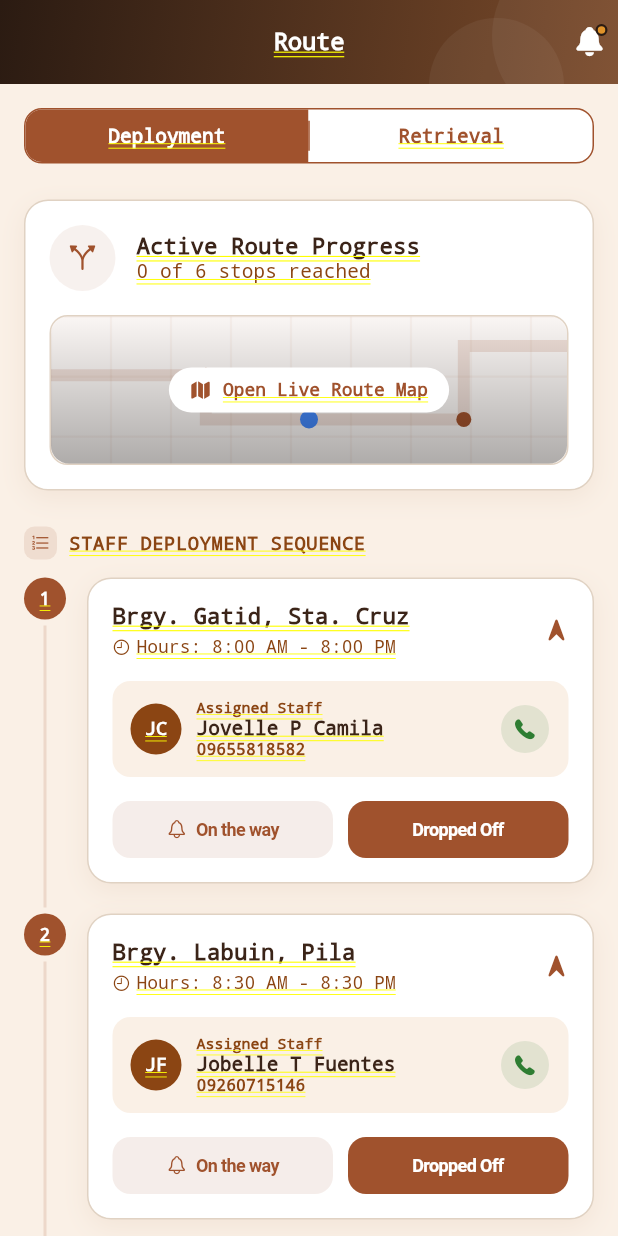
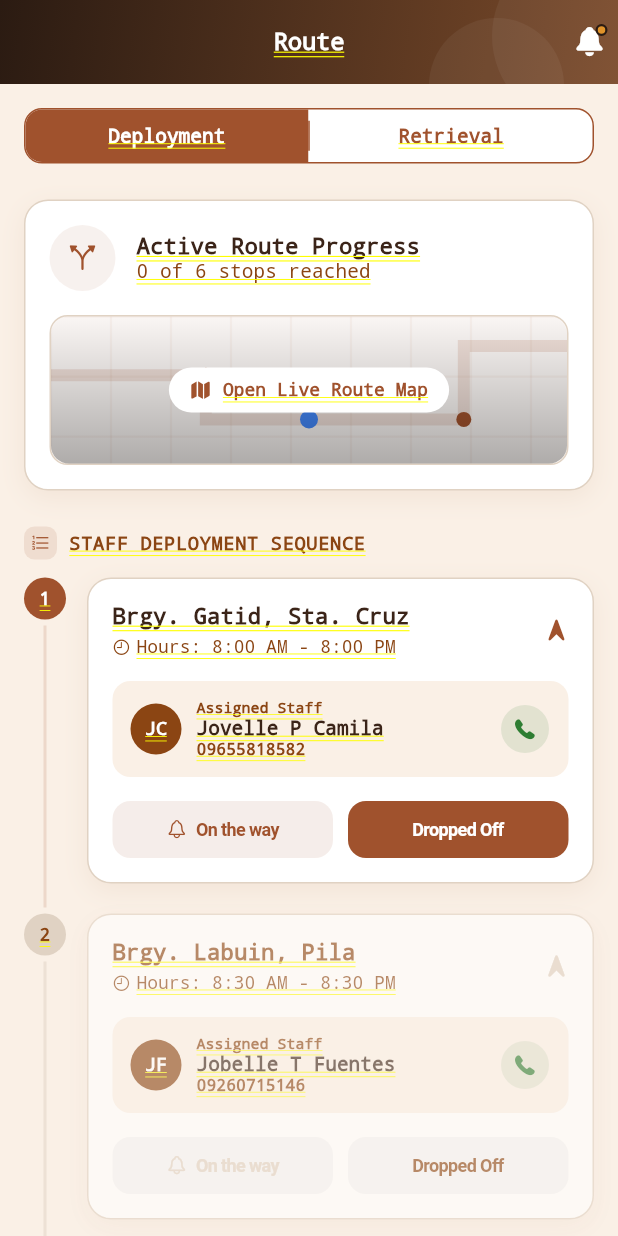
Before and after one commit to rabelasjohnlhoyd-del/BrahmsNexus, a Flutter app: the RouteScreen screen opened directly, on a phone screen of 412 x 824 dp. Run offline on Flutter 3.47's test engine with Material 3 defaults, Android fonts, the phone set to English and light mode, and no system bars; our stand-ins replace cloud_firestore, firebase_auth, firebase_core, image_picker, share_plus, supabase_flutter; accounts and stored records are empty; network calls fail.

Commit message:
home driver, route sequence

```diff
--- a/lib/pages/driver_app/route_screen.dart
+++ b/lib/pages/driver_app/route_screen.dart
@@ -578,6 +578,15 @@ class _RouteScreenState extends State<RouteScreen> {
                     final staffName = staff?.fullName ?? 'Unassigned';
                     final hours = _branchHours[branch.id] ?? '8:00 AM - 8:00 PM';
 
+                    // Sequence Enforcement: A stop is active ONLY if all preceding stops are completed.
+                    bool isLocked = false;
+                    for (int i = 0; i < index; i++) {
+                      if (!_currentCompletedSet.contains(branches[i].id)) {
+                        isLocked = true;
+                        break;
+                      }
+                    }
+
                     return IntrinsicHeight(
                       child: Row(
                         crossAxisAlignment: CrossAxisAlignment.start,
@@ -589,15 +598,17 @@ class _RouteScreenState extends State<RouteScreen> {
                                 height: 28,
                                 alignment: Alignment.center,
                                 decoration: BoxDecoration(
-                                  color: completed ? AppColors.success : AppColors.accent,
+                                  color: completed
+                                      ? AppColors.success
+                                      : (isLocked ? AppColors.border : AppColors.accent),
                                   shape: BoxShape.circle,
                                 ),
                                 child: completed
                                     ? const Icon(CupertinoIcons.check_mark, color: CupertinoColors.white, size: 14)
                                     : Text(
                                         '${index + 1}',
-                                        style: const TextStyle(
-                                          color: CupertinoColors.white,
+                                        style: TextStyle(
+                                          color: isLocked ? AppColors.textSecondary : CupertinoColors.white,
                                           fontSize: 12,
                                           fontWeight: FontWeight.bold,
                                         ),
@@ -610,7 +621,9 @@ class _RouteScreenState extends State<RouteScreen> {
                                     margin: const EdgeInsets.symmetric(vertical: 4),
                                     color: completed
                                         ? AppColors.success.withValues(alpha: 0.3)
-                                        : AppColors.accent.withValues(alpha: 0.15),
+                                        : (isLocked
+                                            ? AppColors.border.withValues(alpha: 0.5)
+                                            : AppColors.accent.withValues(alpha: 0.15)),
                                   ),
                                 ),
                             ],
@@ -620,9 +633,11 @@ class _RouteScreenState extends State<RouteScreen> {
                           Expanded(
                             child: Padding(
                               padding: const EdgeInsets.only(bottom: 20),
+                              child: Opacity(
+                                opacity: isLocked ? 0.6 : 1.0,
                                 child: DriverCard(
                                   padding: const EdgeInsets.all(16),
-                                highlighted: !completed && notified,
+                                  highlighted: !completed && notified && !isLocked,
                                   borderColor: completed ? AppColors.success.withValues(alpha: 0.2) : null,
                                   child: Column(
                                     crossAxisAlignment: CrossAxisAlignment.start,
@@ -636,10 +651,10 @@ class _RouteScreenState extends State<RouteScreen> {
                                               children: [
                                                 Text(
                                                   branch.fullName,
-                                                style: const TextStyle(
+                                                  style: TextStyle(
                                                     fontSize: 15,
                                                     fontWeight: FontWeight.w700,
-                                                  color: AppColors.textPrimary,
+                                                    color: isLocked ? AppColors.textSecondary : AppColors.textPrimary,
                                                   ),
                                                 ),
                                                 const SizedBox(height: 4),
@@ -677,8 +692,8 @@ class _RouteScreenState extends State<RouteScreen> {
                                               ),
                                             )
                                           else
-                                          const Icon(CupertinoIcons.location_north_fill,
-                                                     size: 16, color: AppColors.accent),
+                                            Icon(CupertinoIcons.location_north_fill,
+                                                 size: 16, color: isLocked ? AppColors.border : AppColors.accent),
                                         ],
                                       ),
 
@@ -793,16 +808,16 @@ class _RouteScreenState extends State<RouteScreen> {
                                               minimumSize: const Size(0, 38),
                                               color: notified
                                                 ? AppColors.background
-                                                : AppColors.accent.withValues(alpha: 0.1),
+                                                : (isLocked ? AppColors.border.withValues(alpha: 0.1) : AppColors.accent.withValues(alpha: 0.1)),
                                               borderRadius: BorderRadius.circular(12),
-                                              onPressed: () => _confirmNotifyStaff(branch, staff),
+                                              onPressed: isLocked ? null : () => _confirmNotifyStaff(branch, staff),
                                               child: Row(
                                                 mainAxisAlignment: MainAxisAlignment.center,
                                                 children: [
                                                   Icon(
                                                     notified ? CupertinoIcons.bell_fill : CupertinoIcons.bell,
                                                     size: 14,
-                                                    color: notified ? AppColors.textSecondary : AppColors.accent,
+                                                    color: isLocked ? AppColors.border : (notified ? AppColors.textSecondary : AppColors.accent),
                                                   ),
                                                   const SizedBox(width: 6),
                                                   Text(
@@ -810,7 +825,7 @@ class _RouteScreenState extends State<RouteScreen> {
                                                     style: TextStyle(
                                                       fontSize: 12,
                                                       fontWeight: FontWeight.w700,
-                                                      color: notified ? AppColors.textSecondary : AppColors.accent,
+                                                      color: isLocked ? AppColors.border : (notified ? AppColors.textSecondary : AppColors.accent),
                                                     ),
                                                   ),
                                                 ],
@@ -822,15 +837,15 @@ class _RouteScreenState extends State<RouteScreen> {
                                             child: CupertinoButton(
                                               padding: EdgeInsets.zero,
                                               minimumSize: const Size(0, 38),
-                                              color: AppColors.accent,
+                                              color: isLocked ? AppColors.border : AppColors.accent,
                                               borderRadius: BorderRadius.circular(12),
-                                              onPressed: () => _confirmMarkCompleted(branch, staff),
+                                              onPressed: isLocked ? null : () => _confirmMarkCompleted(branch, staff),
                                               child: Text(
                                                 _activeMode == RouteMode.deployment ? 'Dropped Off' : 'Picked Up',
-                                                style: const TextStyle(
+                                                style: TextStyle(
                                                   fontSize: 12,
                                                   fontWeight: FontWeight.w700,
-                                                  color: CupertinoColors.white,
+                                                  color: isLocked ? AppColors.textSecondary : CupertinoColors.white,
                                                 ),
                                               ),
                                             ),
@@ -839,6 +854,7 @@ class _RouteScreenState extends State<RouteScreen> {
                                       ),
                                     ],
                                   ],
+                                ),
                               ),
                             ),
                           ),
--- a/lib/widgets/driver_stat_tile.dart
+++ b/lib/widgets/driver_stat_tile.dart
@@ -99,8 +99,10 @@ class DriverDisplayTile extends StatelessWidget {
             ),
             child: Text(
               value,
+              maxLines: 1,
+              overflow: TextOverflow.ellipsis,
               style: TextStyle(
-                fontSize: 26,
+                fontSize: value.length > 5 ? 16 : 26,
                 fontWeight: FontWeight.w800,
                 color: dark ? CupertinoColors.white : AppColors.accentDark,
               ),
```
Also changed, not shown: lib/pages/driver_app/homepage_screen.dart (+80 -12 lines), lib/pages/driver_app/profile_screen.dart (+15 -8 lines). Lines whose indentation alone changed are shown as unchanged.
